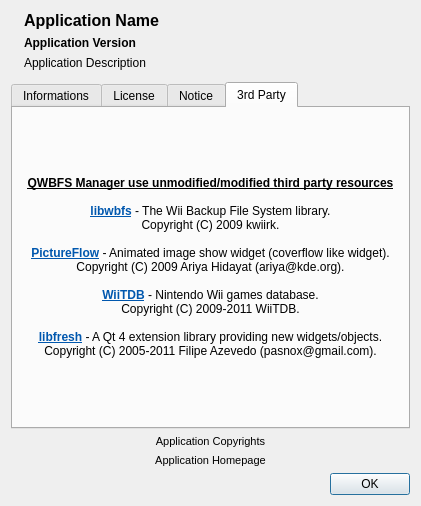
Old version of the form qwbfs/src/UIAbout.ui in the repository amestica/qwbfs.
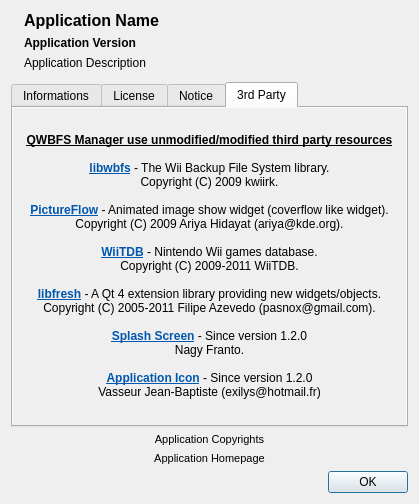
New version of the form. The open tabs and pages were chosen to show the change. Icons and pictures are not drawn.

Commit message: Update about dialog.

```diff
--- a/qwbfs/src/UIAbout.ui
+++ b/qwbfs/src/UIAbout.ui
@@ -6,8 +6,8 @@
    <rect>
     <x>0</x>
     <y>0</y>
-    <width>421</width>
-    <height>506</height>
+    <width>419</width>
+    <height>504</height>
    </rect>
   </property>
   <property name="maximumSize">
@@ -330,6 +330,30 @@
         <number>0</number>
        </property>
        <item>
+        <widget class="QScrollArea" name="saThirdParty">
+         <property name="frameShape">
+          <enum>QFrame::NoFrame</enum>
+         </property>
+         <property name="frameShadow">
+          <enum>QFrame::Plain</enum>
+         </property>
+         <property name="widgetResizable">
+          <bool>true</bool>
+         </property>
+         <widget class="QWidget" name="saThirdPartyContents">
+          <property name="geometry">
+           <rect>
+            <x>0</x>
+            <y>0</y>
+            <width>403</width>
+            <height>310</height>
+           </rect>
+          </property>
+          <layout class="QVBoxLayout" name="verticalLayout_7">
+           <property name="margin">
+            <number>0</number>
+           </property>
+           <item>
         <widget class="QLabel" name="lThirdParty">
          <property name="text">
           <string notr="true">&lt;!DOCTYPE HTML PUBLIC &quot;-//W3C//DTD HTML 4.0//EN&quot; &quot;http://www.w3.org/TR/REC-html40/strict.dtd&quot;&gt;
@@ -348,7 +372,13 @@
 &lt;p style=&quot; margin-top:0px; margin-bottom:0px; margin-left:0px; margin-right:0px; -qt-block-indent:0; text-indent:0px;&quot;&gt;&lt;span style=&quot; font-family:'Arial';&quot;&gt;Copyright (C) 2009-2011 WiiTDB.&lt;/span&gt;&lt;/p&gt;
 &lt;p style=&quot;-qt-paragraph-type:empty; margin-top:0px; margin-bottom:0px; margin-left:0px; margin-right:0px; -qt-block-indent:0; text-indent:0px; font-family:'Arial';&quot;&gt;&lt;/p&gt;
 &lt;p style=&quot; margin-top:0px; margin-bottom:0px; margin-left:0px; margin-right:0px; -qt-block-indent:0; text-indent:0px;&quot;&gt;&lt;a href=&quot;http://bettercodes.org/projects/fresh&quot;&gt;&lt;span style=&quot; font-family:'Arial'; font-weight:600; text-decoration: underline; color:#0057ae;&quot;&gt;libfresh&lt;/span&gt;&lt;/a&gt;&lt;span style=&quot; font-family:'Arial';&quot;&gt; - A Qt 4 extension library providing new widgets/objects.&lt;/span&gt;&lt;/p&gt;
-&lt;p style=&quot; margin-top:0px; margin-bottom:0px; margin-left:0px; margin-right:0px; -qt-block-indent:0; text-indent:0px;&quot;&gt;&lt;span style=&quot; font-family:'Arial';&quot;&gt;Copyright (C) 2005-2011 Filipe Azevedo (pasnox@gmail.com).&lt;/span&gt;&lt;/p&gt;&lt;/body&gt;&lt;/html&gt;</string>
+&lt;p style=&quot; margin-top:0px; margin-bottom:0px; margin-left:0px; margin-right:0px; -qt-block-indent:0; text-indent:0px;&quot;&gt;&lt;span style=&quot; font-family:'Arial';&quot;&gt;Copyright (C) 2005-2011 Filipe Azevedo (pasnox@gmail.com).&lt;/span&gt;&lt;/p&gt;
+&lt;p style=&quot;-qt-paragraph-type:empty; margin-top:0px; margin-bottom:0px; margin-left:0px; margin-right:0px; -qt-block-indent:0; text-indent:0px; font-family:'Arial';&quot;&gt;&lt;/p&gt;
+&lt;p style=&quot; margin-top:0px; margin-bottom:0px; margin-left:0px; margin-right:0px; -qt-block-indent:0; text-indent:0px;&quot;&gt;&lt;a href=&quot;http://code.google.com/u/nagy.franto&quot;&gt;&lt;span style=&quot; font-weight:600; text-decoration: underline; color:#0057ae;&quot;&gt;Splash Screen&lt;/span&gt;&lt;/a&gt;&lt;span style=&quot; font-family:'Arial';&quot;&gt; - Since version 1.2.0&lt;/span&gt;&lt;/p&gt;
+&lt;p style=&quot; margin-top:0px; margin-bottom:0px; margin-left:0px; margin-right:0px; -qt-block-indent:0; text-indent:0px;&quot;&gt;&lt;span style=&quot; font-family:'Arial';&quot;&gt;Nagy Franto.&lt;/span&gt;&lt;/p&gt;
+&lt;p style=&quot;-qt-paragraph-type:empty; margin-top:0px; margin-bottom:0px; margin-left:0px; margin-right:0px; -qt-block-indent:0; text-indent:0px; font-family:'Arial';&quot;&gt;&lt;/p&gt;
+&lt;p style=&quot; margin-top:0px; margin-bottom:0px; margin-left:0px; margin-right:0px; -qt-block-indent:0; text-indent:0px;&quot;&gt;&lt;a href=&quot;mailto:exilys@hotmail.fr&quot;&gt;&lt;span style=&quot; font-weight:600; text-decoration: underline; color:#0057ae;&quot;&gt;Application Icon&lt;/span&gt;&lt;/a&gt;&lt;span style=&quot; font-family:'Arial';&quot;&gt; - Since version 1.2.0&lt;/span&gt;&lt;/p&gt;
+&lt;p style=&quot; margin-top:0px; margin-bottom:0px; margin-left:0px; margin-right:0px; -qt-block-indent:0; text-indent:0px;&quot;&gt;&lt;span style=&quot; font-family:'Arial';&quot;&gt;Vasseur Jean-Baptiste (exilys@hotmail.fr)&lt;/span&gt;&lt;/p&gt;&lt;/body&gt;&lt;/html&gt;</string>
          </property>
          <property name="alignment">
           <set>Qt::AlignCenter</set>
@@ -362,6 +392,10 @@
          <property name="textInteractionFlags">
           <set>Qt::LinksAccessibleByMouse|Qt::TextSelectableByMouse</set>
          </property>
+            </widget>
+           </item>
+          </layout>
+         </widget>
         </widget>
        </item>
       </layout>
```
Lines whose indentation alone changed are shown as unchanged.
